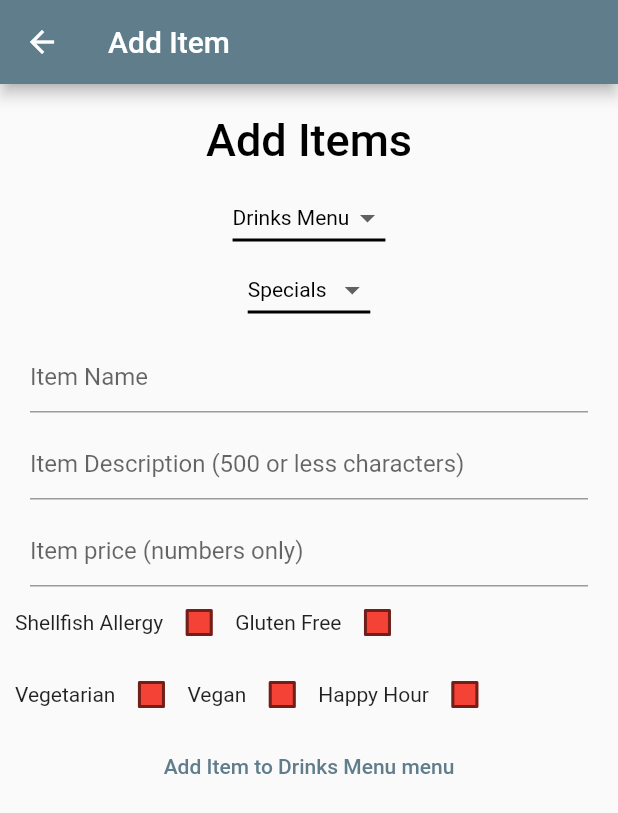
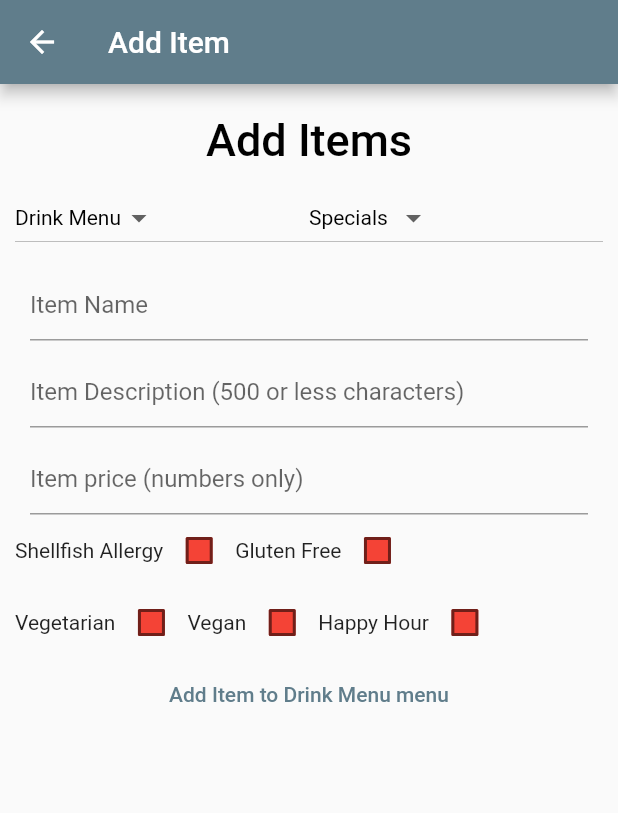
Before and after one commit to Pierre81385/app_playground, a Flutter app: the AddItem screen opened directly, on a phone screen of 412 x 824 dp. Shown: the top 813 px of the screen. Run offline on Flutter 3.47's test engine with Material 2 defaults, Android fonts, the phone set to English and light mode, and no system bars; our stand-ins replace cloud_firestore, firebase_auth, firebase_core; accounts and stored records are empty.

Commit message:
added setstate to reset add item form after submit

```diff
--- a/lib/menuItems.dart
+++ b/lib/menuItems.dart
@@ -19,7 +19,7 @@ class _AddItem extends State<AddItem> {
   final _focusDescription = FocusNode();
   final _focusPrice = FocusNode();
 
-  String dropdownValue = 'Drinks Menu';
+  String dropdownValue = 'Drink Menu';
   String submenuValue = 'Specials';
   bool isChecked = false;
   bool shellChecked = false;
@@ -47,7 +47,21 @@ class _AddItem extends State<AddItem> {
             'shellfishAllergy': shellChecked,
             'happyHour': isChecked
           })
-          .then((value) => print("Item Added"))
+          .then((value) => {
+                print("Item Added"),
+                setState(() {
+                  _nameController.text = "";
+                  _descriptionController.text = "";
+                  _priceController.text = "";
+                  dropdownValue = 'Drink Menu';
+                  submenuValue = 'Specials';
+                  glutenChecked = false;
+                  vegChecked = false;
+                  vegChecked = false;
+                  shellChecked = false;
+                  isChecked = false;
+                })
+              })
           .catchError((error) => print("Failed to add item: $error"));
     }
 
@@ -90,41 +104,42 @@ class _AddItem extends State<AddItem> {
                                 fontSize: 30),
                           ),
                         ),
-                        DropdownButton<String>(
+                        Row(
+                          children: <Widget>[
+                            Expanded(
+                              child: DropdownButton<String>(
                                 value: dropdownValue,
                                 elevation: 16,
                                 style: const TextStyle(color: Colors.black),
-                          underline: Container(
-                            height: 2,
-                            color: Colors.black,
-                          ),
                                 onChanged: (String? newValue) {
                                   setState(() {
                                     dropdownValue = newValue!;
+                                    submenuValue = 'Specials';
                                   });
                                 },
-                          items: <String>['Drinks Menu', 'Food Menu']
-                              .map<DropdownMenuItem<String>>((String value) {
+                                items: <String>[
+                                  'Drink Menu',
+                                  'Food Menu'
+                                ].map<DropdownMenuItem<String>>((String value) {
                                   return DropdownMenuItem<String>(
                                     value: value,
-                              child: Text(value),
+                                    child: Text(value,
+                                        textAlign: TextAlign.center),
                                   );
                                 }).toList(),
                               ),
-                        DropdownButton<String>(
+                            ),
+                            Expanded(
+                              child: DropdownButton<String>(
                                   value: submenuValue,
                                   elevation: 16,
                                   style: const TextStyle(color: Colors.black),
-                            underline: Container(
-                              height: 2,
-                              color: Colors.black,
-                            ),
                                   onChanged: (String? newValue) {
                                     setState(() {
                                       submenuValue = newValue!;
                                     });
                                   },
-                            items: dropdownValue == 'Drinks Menu'
+                                  items: dropdownValue == 'Drink Menu'
                                       ? <String>[
                                           'Specials',
                                           'Cocktails',
@@ -135,7 +150,8 @@ class _AddItem extends State<AddItem> {
                                           (String value) {
                                           return DropdownMenuItem<String>(
                                             value: value,
-                                      child: Text(value),
+                                            child: Text(value,
+                                                textAlign: TextAlign.center),
                                           );
                                         }).toList()
                                       : <String>[
@@ -148,9 +164,13 @@ class _AddItem extends State<AddItem> {
                                           (String value) {
                                           return DropdownMenuItem<String>(
                                             value: value,
-                                      child: Text(value),
+                                            child: Text(value,
+                                                textAlign: TextAlign.center),
                                           );
                                         }).toList()),
+                            ),
+                          ],
+                        ),
                         Container(
                           padding: const EdgeInsets.fromLTRB(10, 10, 10, 0),
                           child: TextFormField(
```
Lines whose indentation alone changed are shown as unchanged.
